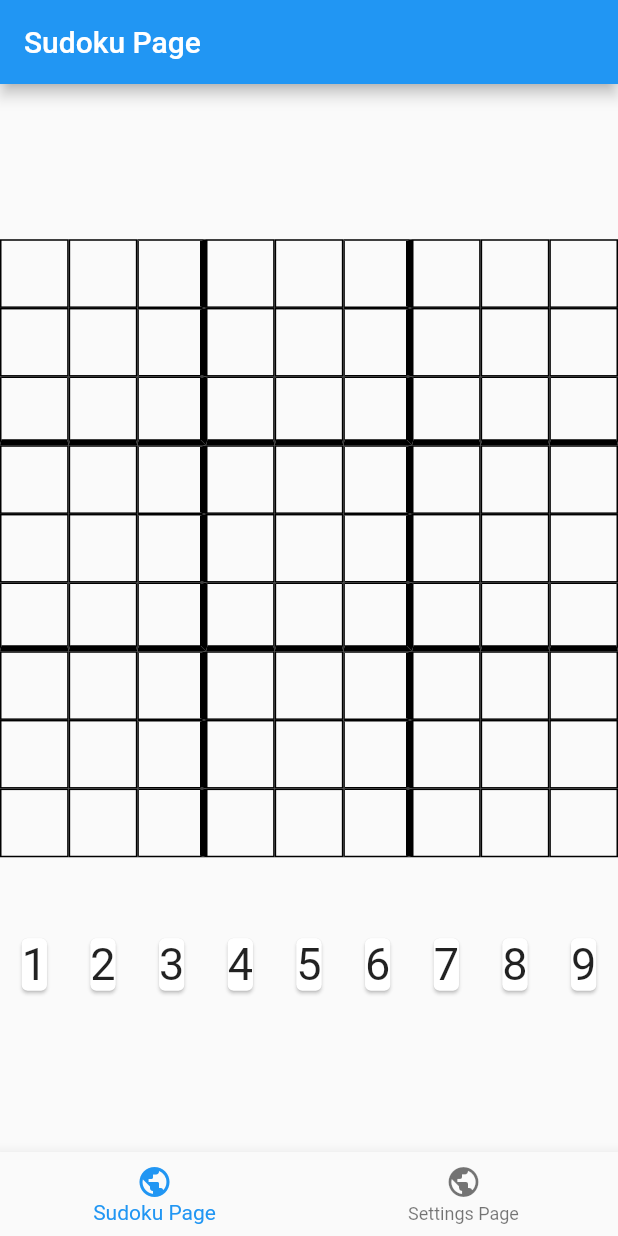
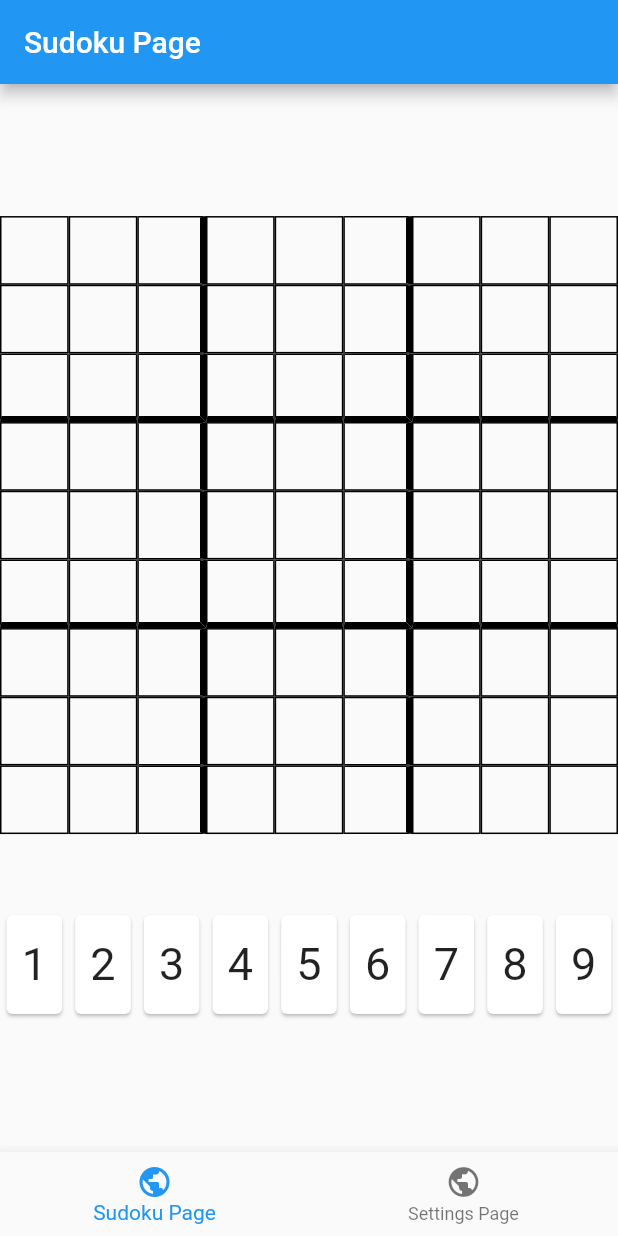
Before and after one commit to samuelobe/Flutter_Sudoku_App, a Flutter app: the screen it shows after launch, on a phone screen of 412 x 824 dp. Run offline on Flutter 3.47's test engine with Material 2 defaults, Android fonts, the phone set to English and light mode, and no system bars; our stand-ins replace bloc, equatable, flutter_bloc.

Commit message:
onTap property for tile adds new BLoC event now

```diff
--- a/lib/bloc/on_tap_bloc.dart
+++ b/lib/bloc/on_tap_bloc.dart
@@ -14,6 +14,8 @@ class OnTapBloc extends Bloc<OnTapEvent, OnTapState> {
   Stream<OnTapState> mapEventToState(
     OnTapEvent event,
   ) async* {
-    // TODO: implement mapEventToState
+    if (event is TileTappedEvent){
+      print("${event.xPos}, ${event.yPos},");
+    }
   }
 }
--- /dev/null
+++ b/lib/widgets/button.dart
@@ -0,0 +1,28 @@
+import 'package:flutter/material.dart';
+
+class Button extends StatefulWidget {
+  final String number;
+
+  Button(this.number);
+
+  @override
+  _ButtonState createState() => _ButtonState();
+}
+
+class _ButtonState extends State<Button> {
+  @override
+  Widget build(BuildContext context) {
+    return Card(
+      child: Container(
+        height: MediaQuery.of(context).size.height*0.08,
+        width: MediaQuery.of(context).size.height*0.045,
+        child: Center(
+          child: Text(
+            widget.number,
+            style: TextStyle(fontSize: 30),
+          ),
+        ),
+      ),
+    );
+  }
+}
--- a/lib/widgets/buttons.dart
+++ b/lib/widgets/buttons.dart
@@ -1,7 +1,9 @@
 import 'package:flutter/material.dart';
 
+import 'button.dart';
+
 class Buttons extends StatefulWidget {
-  Buttons({Key key}) : super(key: key);
+
 
   @override
   _ButtonsState createState() => _ButtonsState();
@@ -13,60 +15,15 @@ class _ButtonsState extends State<Buttons> {
     return Row(
       mainAxisAlignment: MainAxisAlignment.spaceAround,
       children: <Widget>[
-        Card(
-          child: Text(
-            "1",
-            style: TextStyle(fontSize: 30),
-          ),
-        ),
-        Card(
-          child: Text(
-            "2",
-            style: TextStyle(fontSize: 30),
-          ),
-        ),
-        Card(
-          child: Text(
-            "3",
-            style: TextStyle(fontSize: 30),
-          ),
-        ),
-        Card(
-          child: Text(
-            "4",
-            style: TextStyle(fontSize: 30),
-          ),
-        ),
-        Card(
-          child: Text(
-            "5",
-            style: TextStyle(fontSize: 30),
-          ),
-        ),
-        Card(
-          child: Text(
-            "6",
-            style: TextStyle(fontSize: 30),
-          ),
-        ),
-        Card(
-          child: Text(
-            "7",
-            style: TextStyle(fontSize: 30),
-          ),
-        ),
-        Card(
-          child: Text(
-            "8",
-            style: TextStyle(fontSize: 30),
-          ),
-        ),
-        Card(
-          child: Text(
-            "9",
-            style: TextStyle(fontSize: 30),
-          ),
-        ),
+        Button("1"),
+        Button("2"),
+        Button("3"),
+        Button("4"),
+        Button("5"),
+        Button("6"),
+        Button("7"),
+        Button("8"),
+        Button("9"),
       ],
     );
   }
--- a/lib/widgets/tile.dart
+++ b/lib/widgets/tile.dart
@@ -1,4 +1,6 @@
 import 'package:flutter/material.dart';
+import 'package:flutter_bloc/flutter_bloc.dart';
+import '../bloc/on_tap_bloc.dart';
 
 class Tile extends StatefulWidget {
   final double index;
@@ -37,13 +39,19 @@ class _TileState extends State<Tile> {
 
   @override
   Widget build(BuildContext context) {
-    return InkWell(
-      highlightColor: Colors.blue,
-      onTap: () {
-        print("${widget.xPos},${widget.yPos}");
+    var bloc = context.bloc<OnTapBloc>();
+    return BlocBuilder<OnTapBloc, OnTapState>(
+      builder: (context, state) {
+        return InkWell(
+          highlightColor: Colors.blue,
+          onTap: () {
+            bloc.add(TileTappedEvent(xPos: widget.xPos, yPos: widget.yPos));
+          },
+          child: GridTile(
+              child:
+                  Container(decoration: BoxDecoration(border: _getBorder()))),
+        );
       },
-      child: GridTile(
-          child: Container(decoration: BoxDecoration(border: _getBorder()))),
     );
   }
 }
```
